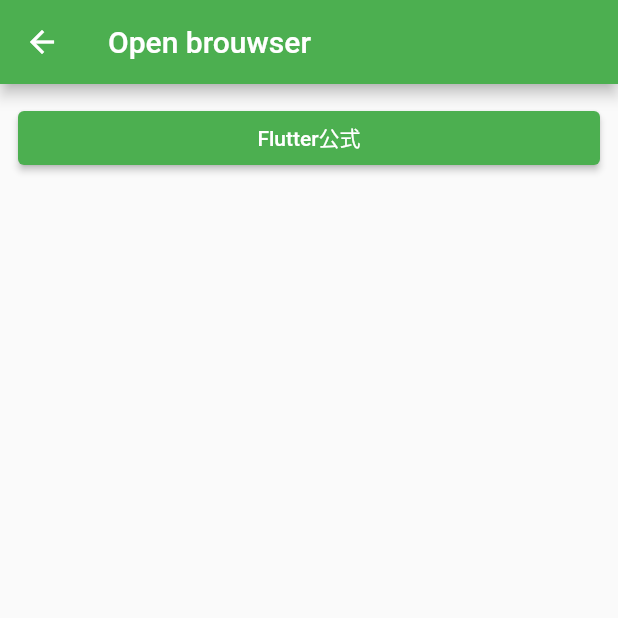
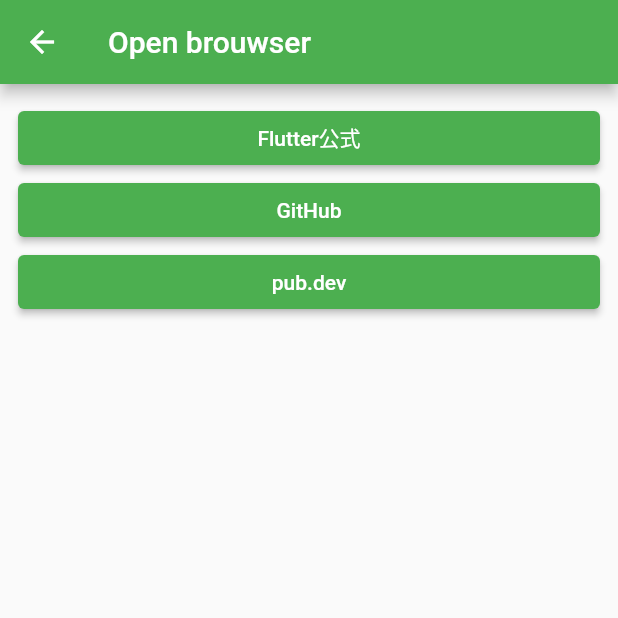
Before and after one commit to nakapon9517/flutter_example, a Flutter app: the UrlLauncherScreen screen opened directly, after a tap on "Flutter公式", on a phone screen of 412 x 824 dp, the top half of it. Run offline on Flutter 3.47's test engine with Material 2 defaults, Android fonts, the phone set to English and light mode, and no system bars; our stand-ins replace carousel_slider, shared_preferences; accounts and stored records are empty.

Commit message:
🔨refactor

```diff
--- a/lib/screens/url_launcher_screen.dart
+++ b/lib/screens/url_launcher_screen.dart
@@ -1,7 +1,5 @@
 import 'package:flutter/material.dart';
 import 'package:url_launcher/url_launcher.dart';
-
-const String _url = 'https://flutter.dev';
 
 class UrlLauncherScreen extends StatefulWidget {
   const UrlLauncherScreen({Key? key}) : super(key: key);
@@ -11,11 +9,11 @@ class UrlLauncherScreen extends StatefulWidget {
 }
 
 class _UrlLauncherScreen extends State<UrlLauncherScreen> {
-  Future<void> _launchURL() async {
-    if (await canLaunch(_url)) {
-      await launch(_url);
+  Future<void> _launchURL(String url) async {
+    if (await canLaunch(url)) {
+      await launch(url);
     } else {
-      throw 'Could not launch $_url';
+      throw 'Could not launch $url';
     }
   }
 
@@ -35,11 +33,37 @@ class _UrlLauncherScreen extends State<UrlLauncherScreen> {
                 Expanded(
                   child: ElevatedButton(
                     child: const Text('Flutter公式'),
-                    onPressed: _launchURL,
+                    onPressed: () {
+                      _launchURL('https://flutter.dev');
+                    },
                   ),
                 )
               ],
-            )
+            ),
+            Row(
+              children: [
+                Expanded(
+                  child: ElevatedButton(
+                    child: const Text('GitHub'),
+                    onPressed: () {
+                      _launchURL('https://github.com/nakapon9517');
+                    },
+                  ),
+                )
+              ],
+            ),
+            Row(
+              children: [
+                Expanded(
+                  child: ElevatedButton(
+                    child: const Text('pub.dev'),
+                    onPressed: () {
+                      _launchURL('https://pub.dev/');
+                    },
+                  ),
+                )
+              ],
+            ),
           ],
         ),
       ),
```
Also changed, not shown: 1 other file.
